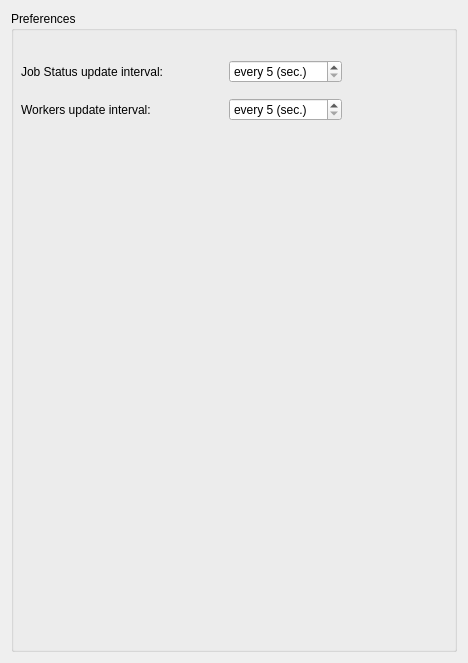
This is PAConsole/res/wgPreferences.ui in AnarManafov/PoD as Qt 5 draws it before an edit. The edited form follows.
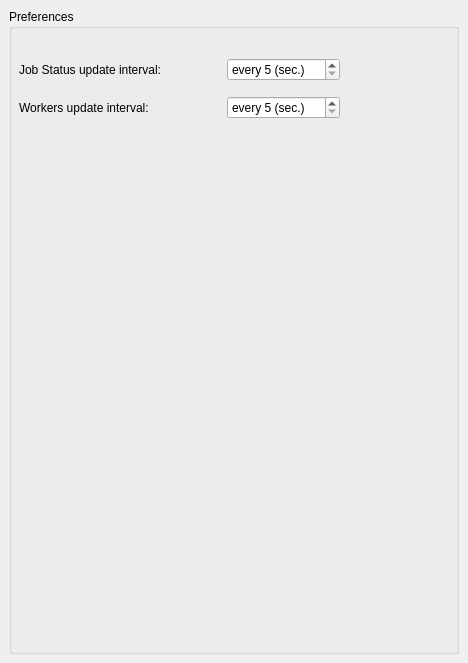
This is the edited form.

Commit message: PAConsole: Qt UIs have been converted to Qt 4.2 (insted of 4.4.X)

```diff
--- a/PAConsole/res/wgPreferences.ui
+++ b/PAConsole/res/wgPreferences.ui
@@ -13,6 +13,12 @@
    <string>Form</string>
   </property>
   <layout class="QGridLayout" >
+   <property name="margin" >
+    <number>9</number>
+   </property>
+   <property name="spacing" >
+    <number>6</number>
+   </property>
    <item row="0" column="0" >
     <widget class="QGroupBox" name="groupBox" >
      <property name="title" >
@@ -28,8 +34,20 @@
        </rect>
       </property>
       <layout class="QVBoxLayout" >
+       <property name="margin" >
+        <number>0</number>
+       </property>
+       <property name="spacing" >
+        <number>6</number>
+       </property>
        <item>
         <layout class="QHBoxLayout" >
+         <property name="margin" >
+          <number>0</number>
+         </property>
+         <property name="spacing" >
+          <number>6</number>
+         </property>
          <item>
           <widget class="QLabel" name="label" >
            <property name="text" >
@@ -40,7 +58,9 @@
          <item>
           <widget class="QSpinBox" name="spinJobStatusUpd" >
            <property name="sizePolicy" >
-            <sizepolicy vsizetype="Fixed" hsizetype="Fixed" >
+            <sizepolicy>
+             <hsizetype>0</hsizetype>
+             <vsizetype>0</vsizetype>
              <horstretch>0</horstretch>
              <verstretch>0</verstretch>
             </sizepolicy>
@@ -66,6 +86,12 @@
        </item>
        <item>
         <layout class="QHBoxLayout" >
+         <property name="margin" >
+          <number>0</number>
+         </property>
+         <property name="spacing" >
+          <number>6</number>
+         </property>
          <item>
           <widget class="QLabel" name="label_2" >
            <property name="text" >
@@ -76,7 +102,9 @@
          <item>
           <widget class="QSpinBox" name="spinWorkersUpd" >
            <property name="sizePolicy" >
-            <sizepolicy vsizetype="Fixed" hsizetype="Fixed" >
+            <sizepolicy>
+             <hsizetype>0</hsizetype>
+             <vsizetype>0</vsizetype>
              <horstretch>0</horstretch>
              <verstretch>0</verstretch>
             </sizepolicy>
```
Left out of the diff: 12 changed lines with no effect on the pictures. The commit also changes 4 other files.
